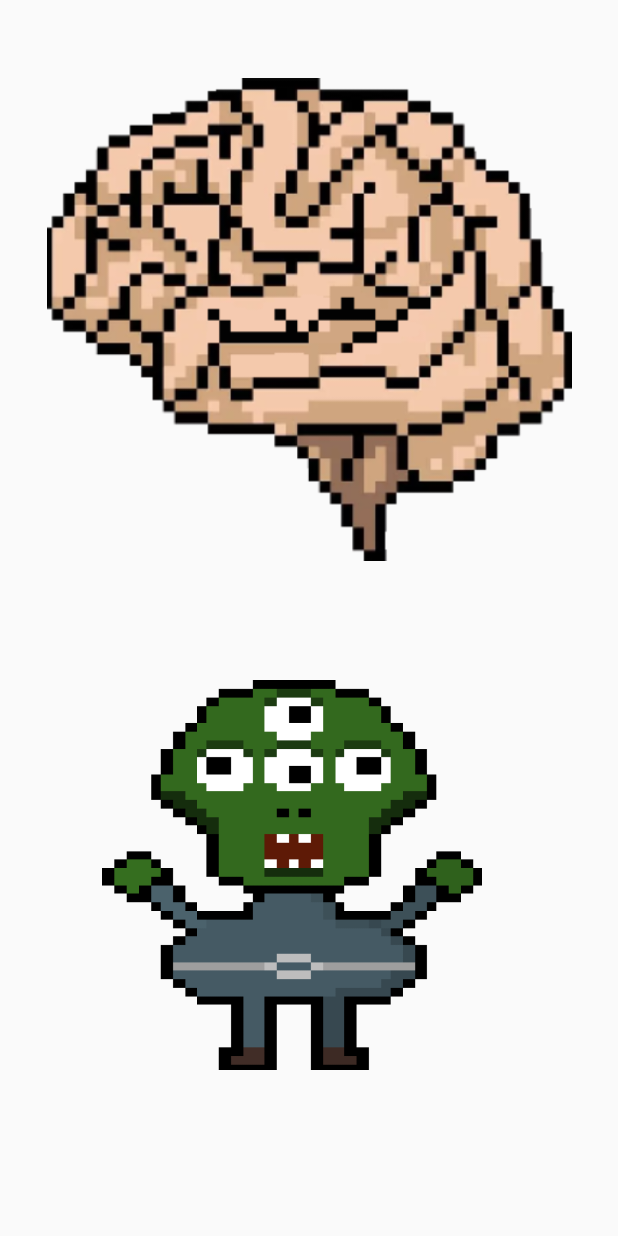
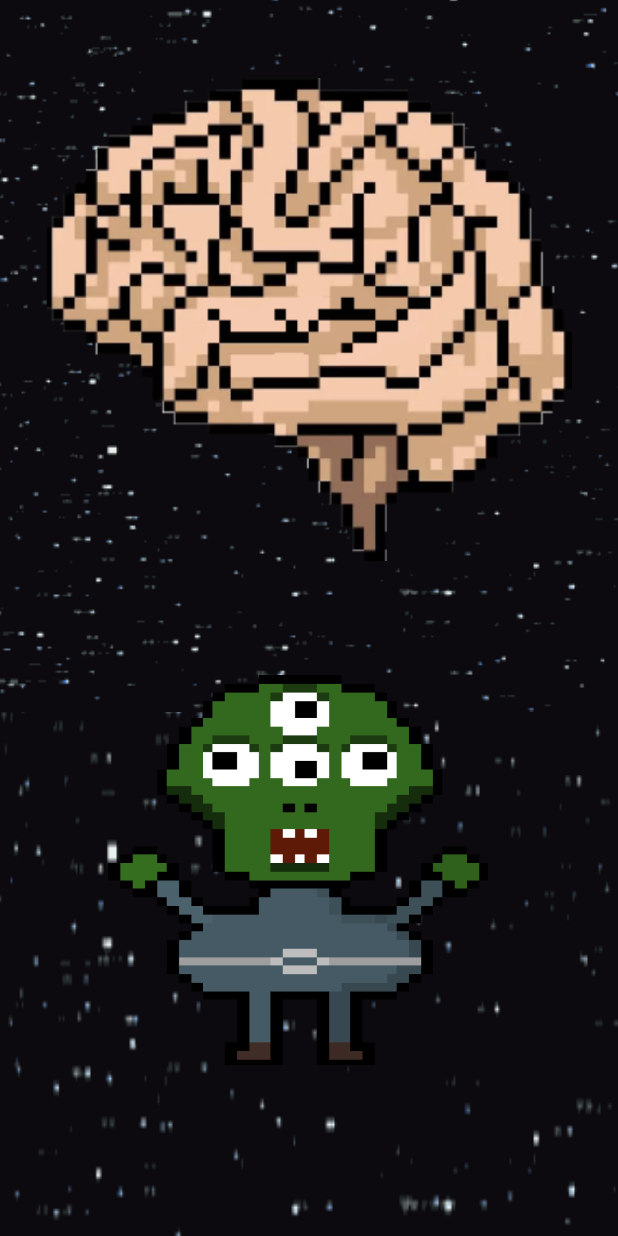
Before and after one commit to GUZLIKE/VladickBirthDay, an Android app: the SecondActivity screen opened directly, with no data from a screen before it, on a phone screen of 412 x 824 dp. Run offline under Robolectric (Android 15) with nearby library versions, the phone set to English and light mode, and no system bars.

Commit message:
ADDED BACKGROUND ANIMATION IN second_activity.xml

```diff
--- a/app/build.gradle
+++ b/app/build.gradle
@@ -29,7 +29,7 @@ android {
 }
 
 dependencies {
-
+    implementation 'pl.droidsonroids.gif:android-gif-drawable:1.2.25'
     implementation 'androidx.appcompat:appcompat:1.6.1'
     implementation 'com.google.android.material:material:1.8.0'
     implementation 'androidx.constraintlayout:constraintlayout:2.1.4'
--- a/app/src/main/res/layout/second_activity.xml
+++ b/app/src/main/res/layout/second_activity.xml
@@ -6,24 +6,37 @@
     android:layout_height="match_parent">
 
 
+    <pl.droidsonroids.gif.GifImageView
+        android:layout_width="618dp"
+        android:layout_height="1763dp"
+        android:layout_marginEnd="42dp"
+        android:layout_marginBottom="589dp"
+        android:background="@drawable/gg"
+        android:src="@drawable/gg"
+        app:layout_constraintBottom_toBottomOf="parent"
+        app:layout_constraintEnd_toEndOf="parent"
+        app:layout_constraintStart_toStartOf="parent"
+        app:layout_constraintTop_toTopOf="parent" />
+
+
     <ImageView
         android:id="@+id/debil2"
         android:layout_width="253dp"
         android:layout_height="488dp"
-        android:layout_marginStart="68dp"
+        android:layout_marginStart="72dp"
         android:layout_marginTop="476sp"
         app:layout_constraintBottom_toBottomOf="parent"
         app:layout_constraintStart_toStartOf="parent"
         app:layout_constraintTop_toTopOf="parent"
-        app:layout_constraintVertical_bias="0.98"
+        app:layout_constraintVertical_bias="1.0"
         app:srcCompat="@drawable/vlad" />
 
     <ImageView
         android:id="@+id/debil3"
         android:layout_width="253dp"
         android:layout_height="488dp"
-        android:layout_marginStart="68dp"
-        android:layout_marginTop="624dp"
+        android:layout_marginStart="72dp"
+        android:layout_marginTop="672dp"
         app:layout_constraintStart_toStartOf="parent"
         app:layout_constraintTop_toTopOf="parent"
         app:srcCompat="@drawable/vlad" />
@@ -32,14 +45,11 @@
         android:id="@+id/debil4"
         android:layout_width="253dp"
         android:layout_height="488dp"
-        android:layout_marginStart="68dp"
-        android:layout_marginTop="624dp"
+        android:layout_marginStart="72dp"
+        android:layout_marginTop="672dp"
         app:layout_constraintStart_toStartOf="parent"
         app:layout_constraintTop_toTopOf="parent"
         app:srcCompat="@drawable/vlad" />
-
-
-
 
     <TextView
         android:id="@+id/text2"
@@ -48,8 +58,9 @@
         android:layout_gravity="center_horizontal"
         android:layout_marginTop="426dp"
         android:layout_marginBottom="361dp"
+        android:gravity="center"
         android:text=""
-        android:gravity="center"
+        android:textColor="@color/white"
         app:layout_constraintBottom_toBottomOf="parent"
         app:layout_constraintEnd_toEndOf="parent"
         app:layout_constraintHorizontal_bias="0.224"
@@ -65,8 +76,9 @@
         android:layout_gravity="center_horizontal"
         android:layout_marginTop="426dp"
         android:layout_marginBottom="361dp"
+        android:gravity="center"
         android:text=""
-        android:gravity="center"
+        android:textColor="@color/white"
         app:layout_constraintBottom_toBottomOf="parent"
         app:layout_constraintEnd_toEndOf="parent"
         app:layout_constraintHorizontal_bias="0.224"
@@ -82,15 +94,15 @@
         android:layout_gravity="center_horizontal"
         android:layout_marginTop="426dp"
         android:layout_marginBottom="361dp"
+        android:gravity="center"
         android:text=""
-        android:gravity="center"
+        android:textColor="@color/white"
         app:layout_constraintBottom_toBottomOf="parent"
         app:layout_constraintEnd_toEndOf="parent"
         app:layout_constraintHorizontal_bias="0.224"
         app:layout_constraintStart_toStartOf="parent"
         app:layout_constraintTop_toTopOf="parent"
         app:layout_constraintVertical_bias="0.811" />
-
 
 
     <EditText
@@ -103,6 +115,7 @@
         android:hint="Введите пароль:"
         android:inputType="textPersonName"
         android:text=""
+        android:background="@color/white"
         app:layout_constraintBottom_toBottomOf="parent"
         app:layout_constraintEnd_toEndOf="parent"
         app:layout_constraintHorizontal_bias="0.341"
@@ -121,6 +134,7 @@
         android:imeOptions="flagNoFullscreen"
         android:inputType="text"
         android:text=""
+        android:background="@color/white"
         app:layout_constraintBottom_toBottomOf="parent"
         app:layout_constraintEnd_toEndOf="parent"
         app:layout_constraintHorizontal_bias="0.333"
@@ -138,6 +152,7 @@
         android:hint="2 + 2 = ?:"
         android:inputType="number"
         android:text=""
+        android:background="@color/white"
         app:layout_constraintStart_toStartOf="parent"
         app:layout_constraintTop_toTopOf="parent" />
 
```
Also changed, not shown: app/src/main/res/drawable/gg.gif (added).
